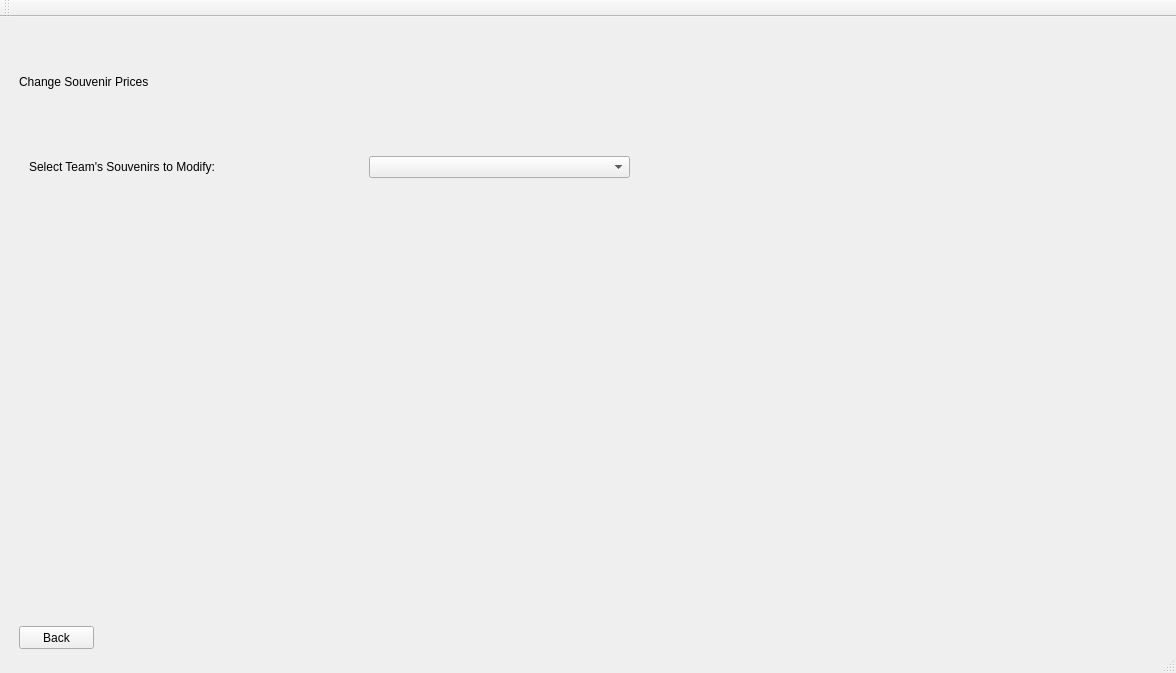
First picture: the form in NBABasketball/mainwindow.ui, repository ivanOzerets/Project2, before the edit.
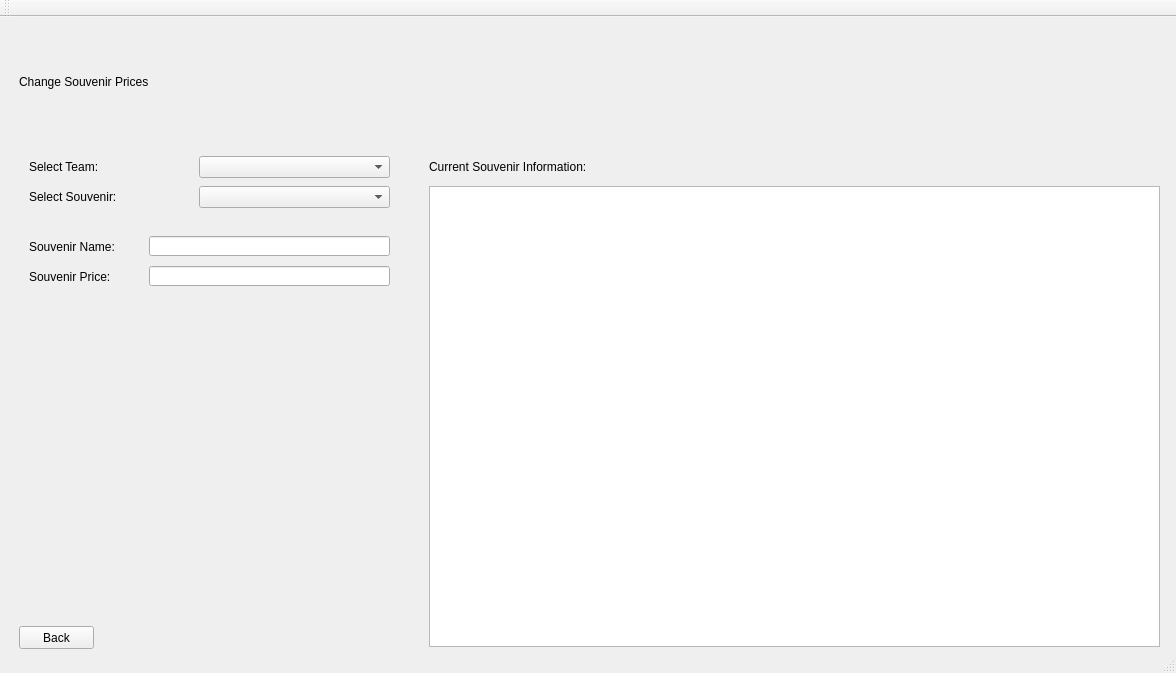
Second picture: the form after the edit. The open tabs and pages were chosen to show the change.

Commit message: Modify Souvenirs Window is all made up

```diff
--- a/NBABasketball/mainwindow.ui
+++ b/NBABasketball/mainwindow.ui
@@ -190,7 +190,7 @@
        <rect>
         <x>20</x>
         <y>120</y>
-        <width>341</width>
+        <width>131</width>
         <height>41</height>
        </rect>
       </property>
@@ -198,15 +198,15 @@
        <string notr="true">font: 16pt &quot;Arial&quot;;</string>
       </property>
       <property name="text">
-       <string>Select Team's Souvenirs to Modify:</string>
+       <string>Select Team:</string>
       </property>
      </widget>
      <widget class="QComboBox" name="teamSelectionComboBox">
       <property name="geometry">
        <rect>
-        <x>360</x>
+        <x>190</x>
         <y>130</y>
-        <width>261</width>
+        <width>191</width>
         <height>22</height>
        </rect>
       </property>
@@ -224,6 +224,110 @@
        <string>Back</string>
       </property>
      </widget>
+     <widget class="QLabel" name="selectSouvenirPromptLabel">
+      <property name="geometry">
+       <rect>
+        <x>20</x>
+        <y>150</y>
+        <width>161</width>
+        <height>41</height>
+       </rect>
+      </property>
+      <property name="styleSheet">
+       <string notr="true">font: 16pt &quot;Arial&quot;;</string>
+      </property>
+      <property name="text">
+       <string>Select Souvenir:</string>
+      </property>
+     </widget>
+     <widget class="QComboBox" name="souvenirSelectionComboBox">
+      <property name="geometry">
+       <rect>
+        <x>190</x>
+        <y>160</y>
+        <width>191</width>
+        <height>22</height>
+       </rect>
+      </property>
+     </widget>
+     <widget class="QLabel" name="mSouvenirNameLabel">
+      <property name="geometry">
+       <rect>
+        <x>20</x>
+        <y>200</y>
+        <width>151</width>
+        <height>41</height>
+       </rect>
+      </property>
+      <property name="styleSheet">
+       <string notr="true">font: 12pt &quot;Arial&quot;;</string>
+      </property>
+      <property name="text">
+       <string>Souvenir Name:</string>
+      </property>
+     </widget>
+     <widget class="QLineEdit" name="souvenirNameLineEdit">
+      <property name="geometry">
+       <rect>
+        <x>140</x>
+        <y>210</y>
+        <width>241</width>
+        <height>20</height>
+       </rect>
+      </property>
+     </widget>
+     <widget class="QLabel" name="mSouvenirPriceLabel">
+      <property name="geometry">
+       <rect>
+        <x>20</x>
+        <y>230</y>
+        <width>151</width>
+        <height>41</height>
+       </rect>
+      </property>
+      <property name="styleSheet">
+       <string notr="true">font: 12pt &quot;Arial&quot;;</string>
+      </property>
+      <property name="text">
+       <string>Souvenir Price:</string>
+      </property>
+     </widget>
+     <widget class="QLineEdit" name="souvenirPriceLineEdit_2">
+      <property name="geometry">
+       <rect>
+        <x>140</x>
+        <y>240</y>
+        <width>241</width>
+        <height>20</height>
+       </rect>
+      </property>
+     </widget>
+     <widget class="QLabel" name="currentSouvenirInformationLabel">
+      <property name="geometry">
+       <rect>
+        <x>420</x>
+        <y>120</y>
+        <width>281</width>
+        <height>41</height>
+       </rect>
+      </property>
+      <property name="styleSheet">
+       <string notr="true">font: 16pt &quot;Arial&quot;;</string>
+      </property>
+      <property name="text">
+       <string>Current Souvenir Information:</string>
+      </property>
+     </widget>
+     <widget class="QTreeView" name="modifySouvenirInformationTreeView">
+      <property name="geometry">
+       <rect>
+        <x>420</x>
+        <y>160</y>
+        <width>731</width>
+        <height>461</height>
+       </rect>
+      </property>
+     </widget>
     </widget>
     <widget class="QWidget" name="page_5">
      <widget class="QLabel" name="addSouvenirsLabel">
```
Left out of the diff: 6 changed lines with no effect on the pictures. The commit also changes 3 other files.
